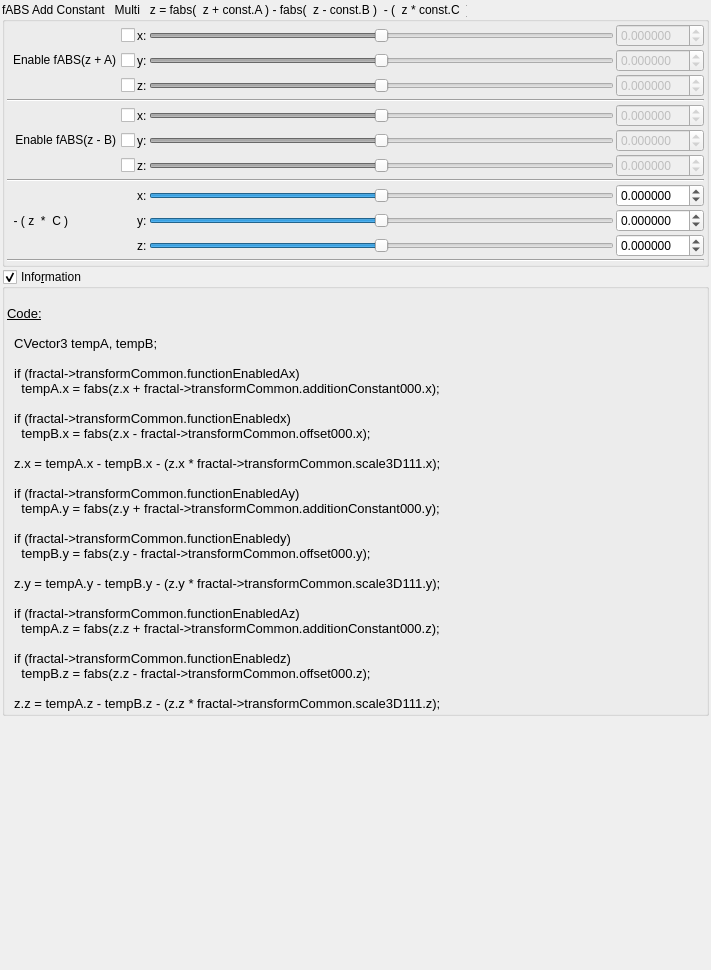
The window that mandelbulber2/qt_data/fractal_transf_fabs_add_multi.ui (buddhi1980/mandelbulber2) describes before a commit, drawn with Qt 5.
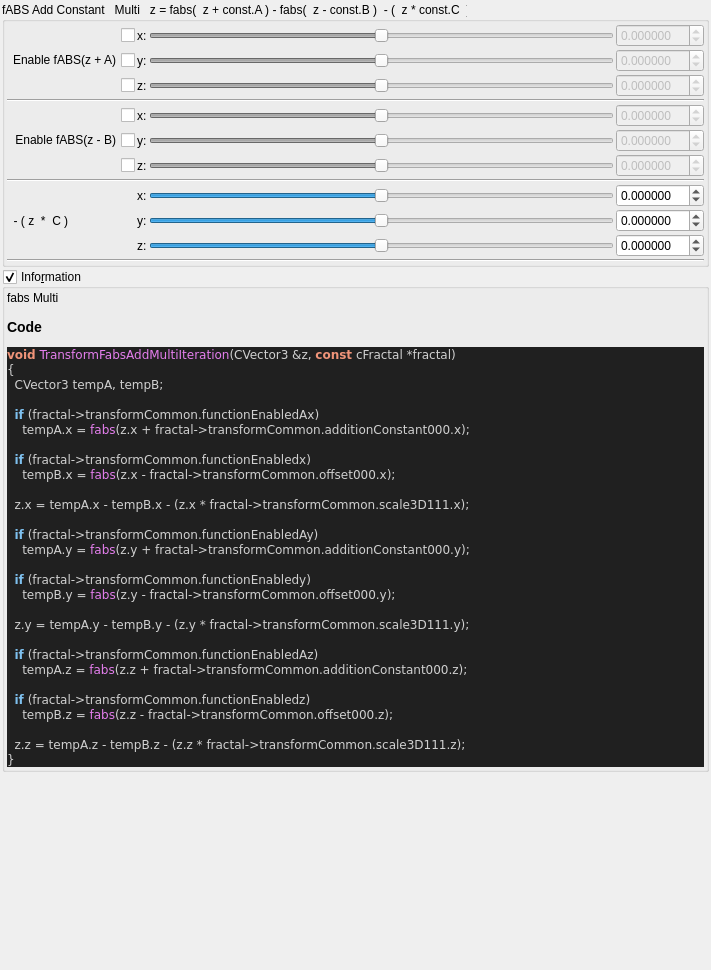
The same window after the commit. Custom widgets are drawn as their Qt base class.

Commit message:
added all transforms information boxes
now all formulas can be parsed.

@buddhi do you got a reference for Xenodreambuie formula?

Patch:
```diff
--- a/mandelbulber2/qt_data/fractal_transf_fabs_add_multi.ui
+++ b/mandelbulber2/qt_data/fractal_transf_fabs_add_multi.ui
@@ -655,38 +655,49 @@
       <item>
        <widget class="QLabel" name="label_4">
         <property name="text">
-         <string>&lt;!DOCTYPE HTML PUBLIC &quot;-//W3C//DTD HTML 4.0//EN&quot; &quot;http://www.w3.org/TR/REC-html40/strict.dtd&quot;&gt;
-&lt;html&gt;&lt;head&gt;&lt;meta name=&quot;qrichtext&quot; content=&quot;1&quot; /&gt;&lt;style type=&quot;text/css&quot;&gt;
-p, li { white-space: pre-wrap; }
-&lt;/style&gt;&lt;/head&gt;&lt;body style=&quot; font-family:'Apolonia Nova Lekka OT'; font-size:10pt; font-weight:200; font-style:normal;&quot;&gt;
-&lt;p style=&quot;-qt-paragraph-type:empty; margin-top:0px; margin-bottom:0px; margin-left:0px; margin-right:0px; -qt-block-indent:0; text-indent:0px;&quot;&gt;&lt;br /&gt;&lt;/p&gt;
-&lt;p style=&quot; margin-top:0px; margin-bottom:0px; margin-left:0px; margin-right:0px; -qt-block-indent:0; text-indent:0px;&quot;&gt;&lt;span style=&quot; text-decoration: underline;&quot;&gt;Code:&lt;/span&gt;&lt;/p&gt;
-&lt;p style=&quot;-qt-paragraph-type:empty; margin-top:0px; margin-bottom:0px; margin-left:0px; margin-right:0px; -qt-block-indent:0; text-indent:0px; text-decoration: underline;&quot;&gt;&lt;br /&gt;&lt;/p&gt;
-&lt;p style=&quot; margin-top:0px; margin-bottom:0px; margin-left:0px; margin-right:0px; -qt-block-indent:0; text-indent:0px;&quot;&gt;  CVector3 tempA, tempB;&lt;/p&gt;
-&lt;p style=&quot; margin-top:0px; margin-bottom:0px; margin-left:0px; margin-right:0px; -qt-block-indent:0; text-indent:0px;&quot;&gt;  &lt;/p&gt;
-&lt;p style=&quot; margin-top:0px; margin-bottom:0px; margin-left:0px; margin-right:0px; -qt-block-indent:0; text-indent:0px;&quot;&gt;  if (fractal-&amp;gt;transformCommon.functionEnabledAx)&lt;/p&gt;
-&lt;p style=&quot; margin-top:0px; margin-bottom:0px; margin-left:0px; margin-right:0px; -qt-block-indent:0; text-indent:0px;&quot;&gt;    tempA.x = fabs(z.x + fractal-&amp;gt;transformCommon.additionConstant000.x);&lt;/p&gt;
-&lt;p style=&quot; margin-top:0px; margin-bottom:0px; margin-left:0px; margin-right:0px; -qt-block-indent:0; text-indent:0px;&quot;&gt;  &lt;/p&gt;
-&lt;p style=&quot; margin-top:0px; margin-bottom:0px; margin-left:0px; margin-right:0px; -qt-block-indent:0; text-indent:0px;&quot;&gt;  if (fractal-&amp;gt;transformCommon.functionEnabledx)&lt;/p&gt;
-&lt;p style=&quot; margin-top:0px; margin-bottom:0px; margin-left:0px; margin-right:0px; -qt-block-indent:0; text-indent:0px;&quot;&gt;    tempB.x = fabs(z.x - fractal-&amp;gt;transformCommon.offset000.x);&lt;/p&gt;
-&lt;p style=&quot; margin-top:0px; margin-bottom:0px; margin-left:0px; margin-right:0px; -qt-block-indent:0; text-indent:0px;&quot;&gt;  &lt;/p&gt;
-&lt;p style=&quot; margin-top:0px; margin-bottom:0px; margin-left:0px; margin-right:0px; -qt-block-indent:0; text-indent:0px;&quot;&gt;  z.x = tempA.x - tempB.x - (z.x * fractal-&amp;gt;transformCommon.scale3D111.x);&lt;/p&gt;
-&lt;p style=&quot;-qt-paragraph-type:empty; margin-top:0px; margin-bottom:0px; margin-left:0px; margin-right:0px; -qt-block-indent:0; text-indent:0px;&quot;&gt;&lt;br /&gt;&lt;/p&gt;
-&lt;p style=&quot; margin-top:0px; margin-bottom:0px; margin-left:0px; margin-right:0px; -qt-block-indent:0; text-indent:0px;&quot;&gt;  if (fractal-&amp;gt;transformCommon.functionEnabledAy)&lt;/p&gt;
-&lt;p style=&quot; margin-top:0px; margin-bottom:0px; margin-left:0px; margin-right:0px; -qt-block-indent:0; text-indent:0px;&quot;&gt;    tempA.y = fabs(z.y + fractal-&amp;gt;transformCommon.additionConstant000.y);&lt;/p&gt;
-&lt;p style=&quot; margin-top:0px; margin-bottom:0px; margin-left:0px; margin-right:0px; -qt-block-indent:0; text-indent:0px;&quot;&gt;  &lt;/p&gt;
-&lt;p style=&quot; margin-top:0px; margin-bottom:0px; margin-left:0px; margin-right:0px; -qt-block-indent:0; text-indent:0px;&quot;&gt;  if (fractal-&amp;gt;transformCommon.functionEnabledy)&lt;/p&gt;
-&lt;p style=&quot; margin-top:0px; margin-bottom:0px; margin-left:0px; margin-right:0px; -qt-block-indent:0; text-indent:0px;&quot;&gt;    tempB.y = fabs(z.y - fractal-&amp;gt;transformCommon.offset000.y);&lt;/p&gt;
-&lt;p style=&quot; margin-top:0px; margin-bottom:0px; margin-left:0px; margin-right:0px; -qt-block-indent:0; text-indent:0px;&quot;&gt;  &lt;/p&gt;
-&lt;p style=&quot; margin-top:0px; margin-bottom:0px; margin-left:0px; margin-right:0px; -qt-block-indent:0; text-indent:0px;&quot;&gt;  z.y = tempA.y - tempB.y - (z.y * fractal-&amp;gt;transformCommon.scale3D111.y);&lt;/p&gt;
-&lt;p style=&quot;-qt-paragraph-type:empty; margin-top:0px; margin-bottom:0px; margin-left:0px; margin-right:0px; -qt-block-indent:0; text-indent:0px;&quot;&gt;&lt;br /&gt;&lt;/p&gt;
-&lt;p style=&quot; margin-top:0px; margin-bottom:0px; margin-left:0px; margin-right:0px; -qt-block-indent:0; text-indent:0px;&quot;&gt;  if (fractal-&amp;gt;transformCommon.functionEnabledAz)&lt;/p&gt;
-&lt;p style=&quot; margin-top:0px; margin-bottom:0px; margin-left:0px; margin-right:0px; -qt-block-indent:0; text-indent:0px;&quot;&gt;    tempA.z = fabs(z.z + fractal-&amp;gt;transformCommon.additionConstant000.z);&lt;/p&gt;
-&lt;p style=&quot; margin-top:0px; margin-bottom:0px; margin-left:0px; margin-right:0px; -qt-block-indent:0; text-indent:0px;&quot;&gt;  &lt;/p&gt;
-&lt;p style=&quot; margin-top:0px; margin-bottom:0px; margin-left:0px; margin-right:0px; -qt-block-indent:0; text-indent:0px;&quot;&gt;  if (fractal-&amp;gt;transformCommon.functionEnabledz)&lt;/p&gt;
-&lt;p style=&quot; margin-top:0px; margin-bottom:0px; margin-left:0px; margin-right:0px; -qt-block-indent:0; text-indent:0px;&quot;&gt;    tempB.z = fabs(z.z - fractal-&amp;gt;transformCommon.offset000.z);&lt;/p&gt;
-&lt;p style=&quot; margin-top:0px; margin-bottom:0px; margin-left:0px; margin-right:0px; -qt-block-indent:0; text-indent:0px;&quot;&gt;  &lt;/p&gt;
-&lt;p style=&quot; margin-top:0px; margin-bottom:0px; margin-left:0px; margin-right:0px; -qt-block-indent:0; text-indent:0px;&quot;&gt;  z.z = tempA.z - tempB.z - (z.z * fractal-&amp;gt;transformCommon.scale3D111.z);&lt;/p&gt;&lt;/body&gt;&lt;/html&gt;</string>
+         <string>&lt;p&gt;fabs Multi&lt;/p&gt;&lt;table&gt;
+&lt;/table&gt;
+&lt;h3&gt;Code&lt;/h3&gt;
+&lt;!DOCTYPE HTML PUBLIC &quot;-//W3C//DTD HTML 4.0 Transitional//EN&quot;&gt;
+&lt;html&gt;
+&lt;head&gt;
+&lt;meta http-equiv=&quot;content-type&quot; content=&quot;text/html; charset=ISO-8859-1&quot;&gt;
+&lt;title&gt;Source file&lt;/title&gt;
+&lt;/head&gt;
+&lt;body style=&quot;background-color:#202020&quot;&gt;
+&lt;pre style=&quot;color:#d0d0d0; background-color:#202020;  font-family:'Courier New';&quot;&gt;&lt;span style=&quot;color:#f09479; font-weight:bold&quot;&gt;void&lt;/span&gt; &lt;span style=&quot;color:#e47eed&quot;&gt;TransformFabsAddMultiIteration&lt;/span&gt;&lt;span style=&quot;color:#d0d0d0&quot;&gt;(&lt;/span&gt;CVector3 &lt;span style=&quot;color:#d0d0d0&quot;&gt;&amp;amp;&lt;/span&gt;z&lt;span style=&quot;color:#d0d0d0&quot;&gt;,&lt;/span&gt; &lt;span style=&quot;color:#f09479; font-weight:bold&quot;&gt;const&lt;/span&gt; cFractal &lt;span style=&quot;color:#d0d0d0&quot;&gt;*&lt;/span&gt;fractal&lt;span style=&quot;color:#d0d0d0&quot;&gt;)&lt;/span&gt;
+&lt;span style=&quot;color:#d0d0d0&quot;&gt;{&lt;/span&gt;
+  CVector3 tempA&lt;span style=&quot;color:#d0d0d0&quot;&gt;,&lt;/span&gt; tempB&lt;span style=&quot;color:#d0d0d0&quot;&gt;;&lt;/span&gt;
+
+  &lt;span style=&quot;color:#7ec0ee; font-weight:bold&quot;&gt;if&lt;/span&gt; &lt;span style=&quot;color:#d0d0d0&quot;&gt;(&lt;/span&gt;fractal&lt;span style=&quot;color:#d0d0d0&quot;&gt;-&amp;gt;&lt;/span&gt;transformCommon&lt;span style=&quot;color:#d0d0d0&quot;&gt;.&lt;/span&gt;functionEnabledAx&lt;span style=&quot;color:#d0d0d0&quot;&gt;)&lt;/span&gt;
+    tempA&lt;span style=&quot;color:#d0d0d0&quot;&gt;.&lt;/span&gt;x &lt;span style=&quot;color:#d0d0d0&quot;&gt;=&lt;/span&gt; &lt;span style=&quot;color:#e47eed&quot;&gt;fabs&lt;/span&gt;&lt;span style=&quot;color:#d0d0d0&quot;&gt;(&lt;/span&gt;z&lt;span style=&quot;color:#d0d0d0&quot;&gt;.&lt;/span&gt;x &lt;span style=&quot;color:#d0d0d0&quot;&gt;+&lt;/span&gt; fractal&lt;span style=&quot;color:#d0d0d0&quot;&gt;-&amp;gt;&lt;/span&gt;transformCommon&lt;span style=&quot;color:#d0d0d0&quot;&gt;.&lt;/span&gt;additionConstant000&lt;span style=&quot;color:#d0d0d0&quot;&gt;.&lt;/span&gt;x&lt;span style=&quot;color:#d0d0d0&quot;&gt;);&lt;/span&gt;
+
+  &lt;span style=&quot;color:#7ec0ee; font-weight:bold&quot;&gt;if&lt;/span&gt; &lt;span style=&quot;color:#d0d0d0&quot;&gt;(&lt;/span&gt;fractal&lt;span style=&quot;color:#d0d0d0&quot;&gt;-&amp;gt;&lt;/span&gt;transformCommon&lt;span style=&quot;color:#d0d0d0&quot;&gt;.&lt;/span&gt;functionEnabledx&lt;span style=&quot;color:#d0d0d0&quot;&gt;)&lt;/span&gt;
+    tempB&lt;span style=&quot;color:#d0d0d0&quot;&gt;.&lt;/span&gt;x &lt;span style=&quot;color:#d0d0d0&quot;&gt;=&lt;/span&gt; &lt;span style=&quot;color:#e47eed&quot;&gt;fabs&lt;/span&gt;&lt;span style=&quot;color:#d0d0d0&quot;&gt;(&lt;/span&gt;z&lt;span style=&quot;color:#d0d0d0&quot;&gt;.&lt;/span&gt;x &lt;span style=&quot;color:#d0d0d0&quot;&gt;-&lt;/span&gt; fractal&lt;span style=&quot;color:#d0d0d0&quot;&gt;-&amp;gt;&lt;/span&gt;transformCommon&lt;span style=&quot;color:#d0d0d0&quot;&gt;.&lt;/span&gt;offset000&lt;span style=&quot;color:#d0d0d0&quot;&gt;.&lt;/span&gt;x&lt;span style=&quot;color:#d0d0d0&quot;&gt;);&lt;/span&gt;
+
+  z&lt;span style=&quot;color:#d0d0d0&quot;&gt;.&lt;/span&gt;x &lt;span style=&quot;color:#d0d0d0&quot;&gt;=&lt;/span&gt; tempA&lt;span style=&quot;color:#d0d0d0&quot;&gt;.&lt;/span&gt;x &lt;span style=&quot;color:#d0d0d0&quot;&gt;-&lt;/span&gt; tempB&lt;span style=&quot;color:#d0d0d0&quot;&gt;.&lt;/span&gt;x &lt;span style=&quot;color:#d0d0d0&quot;&gt;- (&lt;/span&gt;z&lt;span style=&quot;color:#d0d0d0&quot;&gt;.&lt;/span&gt;x &lt;span style=&quot;color:#d0d0d0&quot;&gt;*&lt;/span&gt; fractal&lt;span style=&quot;color:#d0d0d0&quot;&gt;-&amp;gt;&lt;/span&gt;transformCommon&lt;span style=&quot;color:#d0d0d0&quot;&gt;.&lt;/span&gt;scale3D111&lt;span style=&quot;color:#d0d0d0&quot;&gt;.&lt;/span&gt;x&lt;span style=&quot;color:#d0d0d0&quot;&gt;);&lt;/span&gt;
+
+  &lt;span style=&quot;color:#7ec0ee; font-weight:bold&quot;&gt;if&lt;/span&gt; &lt;span style=&quot;color:#d0d0d0&quot;&gt;(&lt;/span&gt;fractal&lt;span style=&quot;color:#d0d0d0&quot;&gt;-&amp;gt;&lt;/span&gt;transformCommon&lt;span style=&quot;color:#d0d0d0&quot;&gt;.&lt;/span&gt;functionEnabledAy&lt;span style=&quot;color:#d0d0d0&quot;&gt;)&lt;/span&gt;
+    tempA&lt;span style=&quot;color:#d0d0d0&quot;&gt;.&lt;/span&gt;y &lt;span style=&quot;color:#d0d0d0&quot;&gt;=&lt;/span&gt; &lt;span style=&quot;color:#e47eed&quot;&gt;fabs&lt;/span&gt;&lt;span style=&quot;color:#d0d0d0&quot;&gt;(&lt;/span&gt;z&lt;span style=&quot;color:#d0d0d0&quot;&gt;.&lt;/span&gt;y &lt;span style=&quot;color:#d0d0d0&quot;&gt;+&lt;/span&gt; fractal&lt;span style=&quot;color:#d0d0d0&quot;&gt;-&amp;gt;&lt;/span&gt;transformCommon&lt;span style=&quot;color:#d0d0d0&quot;&gt;.&lt;/span&gt;additionConstant000&lt;span style=&quot;color:#d0d0d0&quot;&gt;.&lt;/span&gt;y&lt;span style=&quot;color:#d0d0d0&quot;&gt;);&lt;/span&gt;
+
+  &lt;span style=&quot;color:#7ec0ee; font-weight:bold&quot;&gt;if&lt;/span&gt; &lt;span style=&quot;color:#d0d0d0&quot;&gt;(&lt;/span&gt;fractal&lt;span style=&quot;color:#d0d0d0&quot;&gt;-&amp;gt;&lt;/span&gt;transformCommon&lt;span style=&quot;color:#d0d0d0&quot;&gt;.&lt;/span&gt;functionEnabledy&lt;span style=&quot;color:#d0d0d0&quot;&gt;)&lt;/span&gt;
+    tempB&lt;span style=&quot;color:#d0d0d0&quot;&gt;.&lt;/span&gt;y &lt;span style=&quot;color:#d0d0d0&quot;&gt;=&lt;/span&gt; &lt;span style=&quot;color:#e47eed&quot;&gt;fabs&lt;/span&gt;&lt;span style=&quot;color:#d0d0d0&quot;&gt;(&lt;/span&gt;z&lt;span style=&quot;color:#d0d0d0&quot;&gt;.&lt;/span&gt;y &lt;span style=&quot;color:#d0d0d0&quot;&gt;-&lt;/span&gt; fractal&lt;span style=&quot;color:#d0d0d0&quot;&gt;-&amp;gt;&lt;/span&gt;transformCommon&lt;span style=&quot;color:#d0d0d0&quot;&gt;.&lt;/span&gt;offset000&lt;span style=&quot;color:#d0d0d0&quot;&gt;.&lt;/span&gt;y&lt;span style=&quot;color:#d0d0d0&quot;&gt;);&lt;/span&gt;
+
+  z&lt;span style=&quot;color:#d0d0d0&quot;&gt;.&lt;/span&gt;y &lt;span style=&quot;color:#d0d0d0&quot;&gt;=&lt;/span&gt; tempA&lt;span style=&quot;color:#d0d0d0&quot;&gt;.&lt;/span&gt;y &lt;span style=&quot;color:#d0d0d0&quot;&gt;-&lt;/span&gt; tempB&lt;span style=&quot;color:#d0d0d0&quot;&gt;.&lt;/span&gt;y &lt;span style=&quot;color:#d0d0d0&quot;&gt;- (&lt;/span&gt;z&lt;span style=&quot;color:#d0d0d0&quot;&gt;.&lt;/span&gt;y &lt;span style=&quot;color:#d0d0d0&quot;&gt;*&lt;/span&gt; fractal&lt;span style=&quot;color:#d0d0d0&quot;&gt;-&amp;gt;&lt;/span&gt;transformCommon&lt;span style=&quot;color:#d0d0d0&quot;&gt;.&lt;/span&gt;scale3D111&lt;span style=&quot;color:#d0d0d0&quot;&gt;.&lt;/span&gt;y&lt;span style=&quot;color:#d0d0d0&quot;&gt;);&lt;/span&gt;
+
+  &lt;span style=&quot;color:#7ec0ee; font-weight:bold&quot;&gt;if&lt;/span&gt; &lt;span style=&quot;color:#d0d0d0&quot;&gt;(&lt;/span&gt;fractal&lt;span style=&quot;color:#d0d0d0&quot;&gt;-&amp;gt;&lt;/span&gt;transformCommon&lt;span style=&quot;color:#d0d0d0&quot;&gt;.&lt;/span&gt;functionEnabledAz&lt;span style=&quot;color:#d0d0d0&quot;&gt;)&lt;/span&gt;
+    tempA&lt;span style=&quot;color:#d0d0d0&quot;&gt;.&lt;/span&gt;z &lt;span style=&quot;color:#d0d0d0&quot;&gt;=&lt;/span&gt; &lt;span style=&quot;color:#e47eed&quot;&gt;fabs&lt;/span&gt;&lt;span style=&quot;color:#d0d0d0&quot;&gt;(&lt;/span&gt;z&lt;span style=&quot;color:#d0d0d0&quot;&gt;.&lt;/span&gt;z &lt;span style=&quot;color:#d0d0d0&quot;&gt;+&lt;/span&gt; fractal&lt;span style=&quot;color:#d0d0d0&quot;&gt;-&amp;gt;&lt;/span&gt;transformCommon&lt;span style=&quot;color:#d0d0d0&quot;&gt;.&lt;/span&gt;additionConstant000&lt;span style=&quot;color:#d0d0d0&quot;&gt;.&lt;/span&gt;z&lt;span style=&quot;color:#d0d0d0&quot;&gt;);&lt;/span&gt;
+
+  &lt;span style=&quot;color:#7ec0ee; font-weight:bold&quot;&gt;if&lt;/span&gt; &lt;span style=&quot;color:#d0d0d0&quot;&gt;(&lt;/span&gt;fractal&lt;span style=&quot;color:#d0d0d0&quot;&gt;-&amp;gt;&lt;/span&gt;transformCommon&lt;span style=&quot;color:#d0d0d0&quot;&gt;.&lt;/span&gt;functionEnabledz&lt;span style=&quot;color:#d0d0d0&quot;&gt;)&lt;/span&gt;
+    tempB&lt;span style=&quot;color:#d0d0d0&quot;&gt;.&lt;/span&gt;z &lt;span style=&quot;color:#d0d0d0&quot;&gt;=&lt;/span&gt; &lt;span style=&quot;color:#e47eed&quot;&gt;fabs&lt;/span&gt;&lt;span style=&quot;color:#d0d0d0&quot;&gt;(&lt;/span&gt;z&lt;span style=&quot;color:#d0d0d0&quot;&gt;.&lt;/span&gt;z &lt;span style=&quot;color:#d0d0d0&quot;&gt;-&lt;/span&gt; fractal&lt;span style=&quot;color:#d0d0d0&quot;&gt;-&amp;gt;&lt;/span&gt;transformCommon&lt;span style=&quot;color:#d0d0d0&quot;&gt;.&lt;/span&gt;offset000&lt;span style=&quot;color:#d0d0d0&quot;&gt;.&lt;/span&gt;z&lt;span style=&quot;color:#d0d0d0&quot;&gt;);&lt;/span&gt;
+
+  z&lt;span style=&quot;color:#d0d0d0&quot;&gt;.&lt;/span&gt;z &lt;span style=&quot;color:#d0d0d0&quot;&gt;=&lt;/span&gt; tempA&lt;span style=&quot;color:#d0d0d0&quot;&gt;.&lt;/span&gt;z &lt;span style=&quot;color:#d0d0d0&quot;&gt;-&lt;/span&gt; tempB&lt;span style=&quot;color:#d0d0d0&quot;&gt;.&lt;/span&gt;z &lt;span style=&quot;color:#d0d0d0&quot;&gt;- (&lt;/span&gt;z&lt;span style=&quot;color:#d0d0d0&quot;&gt;.&lt;/span&gt;z &lt;span style=&quot;color:#d0d0d0&quot;&gt;*&lt;/span&gt; fractal&lt;span style=&quot;color:#d0d0d0&quot;&gt;-&amp;gt;&lt;/span&gt;transformCommon&lt;span style=&quot;color:#d0d0d0&quot;&gt;.&lt;/span&gt;scale3D111&lt;span style=&quot;color:#d0d0d0&quot;&gt;.&lt;/span&gt;z&lt;span style=&quot;color:#d0d0d0&quot;&gt;);&lt;/span&gt;
+&lt;span style=&quot;color:#d0d0d0&quot;&gt;}&lt;/span&gt;
+&lt;/pre&gt;
+&lt;/body&gt;
+&lt;/html&gt;
+&lt;!--HTML generated by highlight 3.9, http://www.andre-simon.de/--&gt;
+</string>
         </property>
         <property name="wordWrap">
          <bool>true</bool>
```
Left out of the diff: 2 changed lines with no effect on the pictures. The commit also changes 75 other files.
